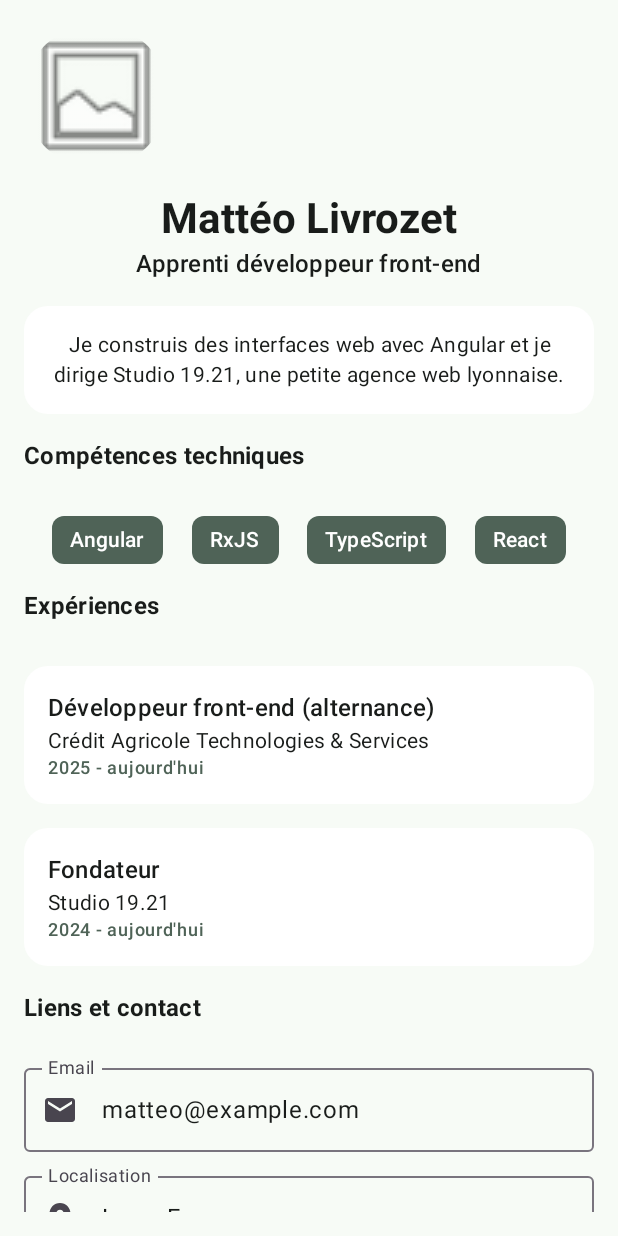
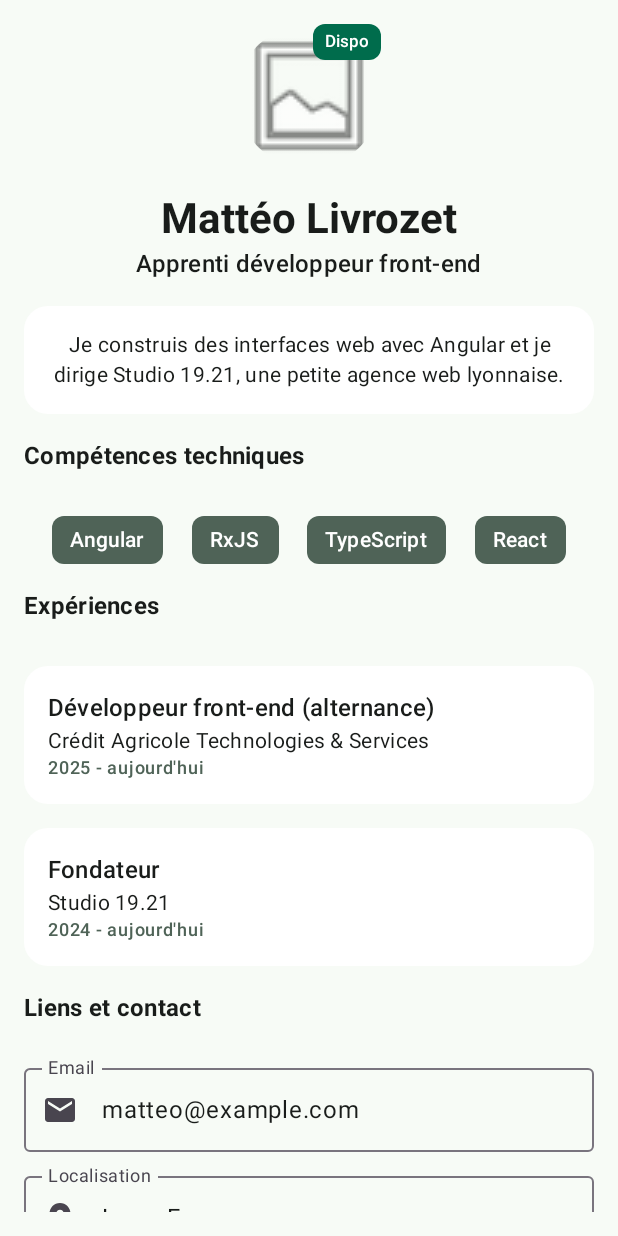
Before and after one commit to matteolvt/ProjetNoteJetpack, an Android app built with Jetpack Compose: the screen it shows after launch (MainActivity), on a phone screen of 412 x 824 dp. Run offline under Robolectric (Android 15) with nearby library versions, the phone set to English and light mode, and no system bars.

Commit message:
Ajout du badge sur la photo de profil et centrage de la photo

```diff
--- a/app/src/main/java/com/example/projetnote/MainActivity.kt
+++ b/app/src/main/java/com/example/projetnote/MainActivity.kt
@@ -133,7 +133,12 @@ fun ProfileScreen(
         verticalArrangement = Arrangement.spacedBy(16.dp)
     ) {
         item {
+            Box(
+                modifier = Modifier.fillMaxWidth(),
+                contentAlignment = Alignment.Center
+            ) {
                 ProfilePicture()
+            }
         }
         item {
             IdentityBlock(name = name, headline = headline)
@@ -196,13 +201,30 @@ fun ContactField(
 fun ProfilePicture(
     modifier: Modifier = Modifier
 ) {
+    Box(
+        modifier = modifier.size(96.dp)
+    ) {
         Image(
             painter = painterResource(id = android.R.drawable.ic_menu_gallery),
             contentDescription = "Photo de profil du développeur",
-        modifier = modifier
-            .size(96.dp)
+            modifier = Modifier
+                .fillMaxSize()
                 .clip(CircleShape)
         )
+
+        Surface(
+            modifier = Modifier.align(Alignment.TopEnd),
+            shape = MaterialTheme.shapes.small,
+            color = MaterialTheme.colorScheme.primary
+        ) {
+            Text(
+                text = "Dispo",
+                modifier = Modifier.padding(horizontal = 8.dp, vertical = 4.dp),
+                style = MaterialTheme.typography.labelSmall,
+                color = MaterialTheme.colorScheme.onPrimary
+            )
+        }
+    }
 }
 
 @Composable
```
Lines whose indentation alone changed are shown as unchanged.
